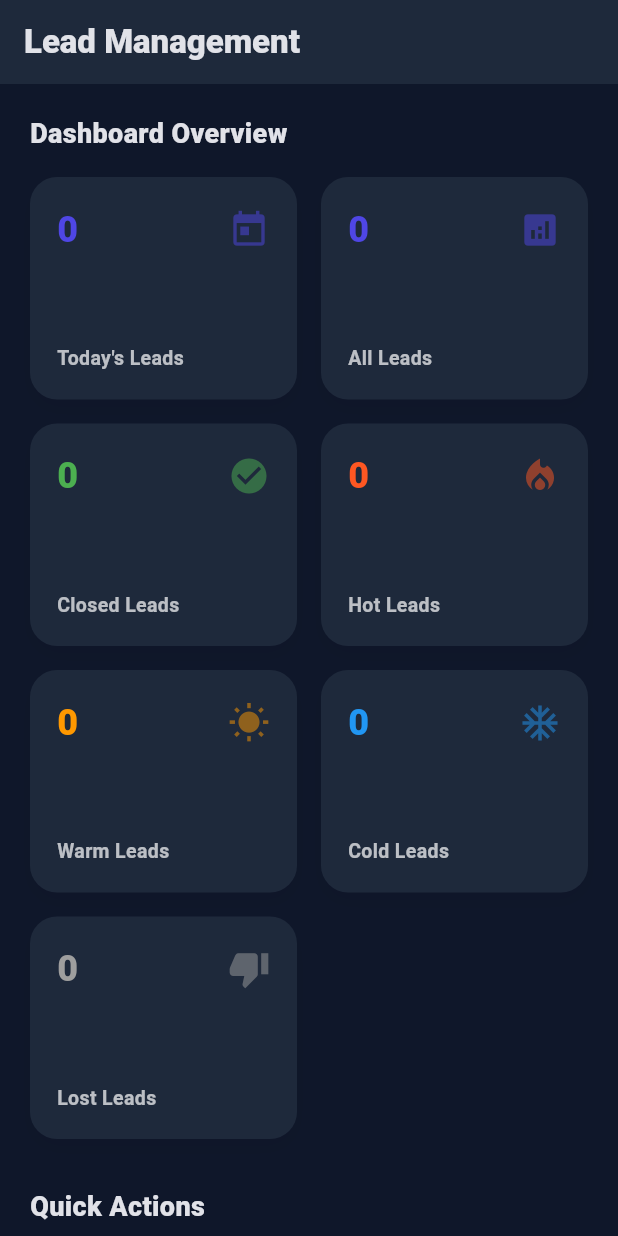
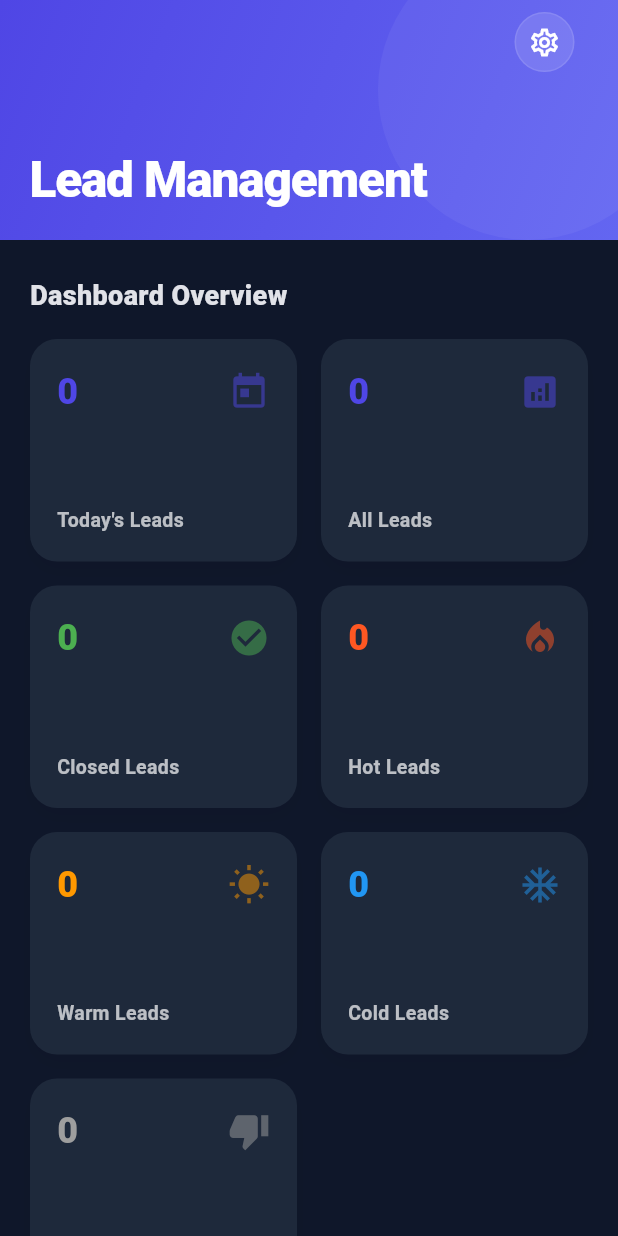
Before and after one commit to bhojanevaibhav00-create/task_mvp, a Flutter app: the LeadDashboardScreen screen opened by its route, on a phone screen of 412 x 824 dp. Run offline on Flutter 3.47's test engine with Material 3 defaults, Android fonts, the phone set to English and light mode, and no system bars; our stand-ins replace cloud_firestore, csv, drift, drift_flutter, firebase_auth, firebase_core and 9 more; accounts and stored records are empty; generated files the repository leaves out were written again.

Commit message:
Implemented premium Lead Dashboard UI with SliverAppBar

```diff
--- a/lib/features/leads/presentation/screens/lead_dashboard_screen.dart
+++ b/lib/features/leads/presentation/screens/lead_dashboard_screen.dart
@@ -2,6 +2,7 @@ import 'package:flutter/material.dart';
 import 'package:flutter_riverpod/flutter_riverpod.dart';
 import 'package:go_router/go_router.dart';
 import 'package:cloud_firestore/cloud_firestore.dart';
+import 'package:task_mvp/features/dashboard/settings/presentation/screens/settings_screen.dart';
 
 import '../../../../core/constants/app_colors.dart';
 import '../../../../core/providers/database_provider.dart';
@@ -28,7 +29,30 @@ final leadSummaryProvider = StreamProvider<Map<String, int>>((ref) {
     };
   });
 });
-
+Widget _appBarAction({
+  required IconData icon,
+  required VoidCallback onTap,
+}) {
+  return Padding(
+    padding: const EdgeInsets.symmetric(horizontal: 4.0),
+    child: Container(
+      margin: const EdgeInsets.all(8),
+      decoration: BoxDecoration(
+        color: Colors.white.withOpacity(0.12), // Subtle transparent white
+        shape: BoxShape.circle,
+        border: Border.all(
+          color: Colors.white.withOpacity(0.1),
+          width: 1,
+        ),
+      ),
+      child: IconButton(
+        icon: Icon(icon, color: Colors.white, size: 22),
+        onPressed: onTap,
+        splashRadius: 24,
+      ),
+    ),
+  );
+}
 class LeadDashboardScreen extends ConsumerWidget {
   const LeadDashboardScreen({super.key});
 
@@ -38,29 +62,88 @@ class LeadDashboardScreen extends ConsumerWidget {
     final summaryAsync = ref.watch(leadSummaryProvider);
 
     return Scaffold(
-      backgroundColor: isDark ? AppColors.scaffoldDark : const Color(0xFFF8F9FD),
-      appBar: AppBar(
-        title: const Text(
-          "Lead Management",
-          style: TextStyle(fontWeight: FontWeight.w800),
+  backgroundColor: isDark ? AppColors.scaffoldDark : const Color(0xFFF8F9FD),
+  body: CustomScrollView(
+    physics: const BouncingScrollPhysics(),
+    slivers: [
+      // ================= PREMIUM SLIVER APP BAR =================
+      SliverAppBar(
+        pinned: true,
+        expandedHeight: 160,
+        stretch: true,
+        backgroundColor: AppColors.primary,
+        elevation: 0,
+        flexibleSpace: FlexibleSpaceBar(
+          stretchModes: const [
+            StretchMode.zoomBackground,
+            StretchMode.blurBackground,
+          ],
+          titlePadding: const EdgeInsets.only(left: 20, bottom: 18),
+          title: const Text(
+            'Lead Management',
+            style: TextStyle(
+              fontSize: 22,
+              fontWeight: FontWeight.w900,
+              color: Colors.white,
+              letterSpacing: -0.5,
+            ),
+          ),
+          background: Stack(
+            fit: StackFit.expand,
+            children: [
+              // Premium Gradient Background
+              Container(
+                decoration: const BoxDecoration(
+                  gradient: LinearGradient(
+                    colors: [AppColors.primary, Color(0xFF6366F1)],
+                    begin: Alignment.topLeft,
+                    end: Alignment.bottomRight,
+                  ),
+                ),
+              ),
+              // Abstract Design Element for depth
+              Positioned(
+                top: -40,
+                right: -40,
+                child: CircleAvatar(
+                  radius: 100,
+                  backgroundColor: Colors.white.withOpacity(0.05),
+                ),
+              ),
+            ],
+          ),
         ),
-        backgroundColor: isDark ? AppColors.cardDark : Colors.white,
-        elevation: 0,
+        actions: [
+          _appBarAction(
+            icon: Icons.settings_outlined,
+            onTap: () => Navigator.push(
+              context,
+              MaterialPageRoute(builder: (context) => const SettingsScreen()),
+            ),
+          ),
+          const SizedBox(width: 12),
+        ],
       ),
-      body: summaryAsync.when(
-        loading: () => const Center(child: CircularProgressIndicator()),
-        error: (err, stack) => Center(child: Text("Error loading data: $err")),
-        data: (counts) => SingleChildScrollView(
-          padding: const EdgeInsets.all(20),
-          child: Column(
-            crossAxisAlignment: CrossAxisAlignment.start,
-            children: [
+
+      // ================= DASHBOARD BODY =================
+      summaryAsync.when(
+        loading: () => const SliverFillRemaining(
+          child: Center(child: CircularProgressIndicator()),
+        ),
+        error: (err, stack) => SliverFillRemaining(
+          child: Center(child: Text("Error loading data: $err")),
+        ),
+        data: (counts) => SliverPadding(
+          padding: const EdgeInsets.fromLTRB(20, 24, 20, 100),
+          sliver: SliverList(
+            delegate: SliverChildListDelegate([
               const Text(
                 "Dashboard Overview",
                 style: TextStyle(fontSize: 18, fontWeight: FontWeight.w800),
               ),
               const SizedBox(height: 16),
 
+              // ✅ GRID VIEW (Maintained with your logic)
               GridView.count(
                 shrinkWrap: true,
                 physics: const NeverScrollableScrollPhysics(),
@@ -113,7 +196,6 @@ class LeadDashboardScreen extends ConsumerWidget {
               ),
 
               const SizedBox(height: 32),
-
               const Text(
                 "Quick Actions",
                 style: TextStyle(fontSize: 18, fontWeight: FontWeight.w800),
@@ -127,11 +209,13 @@ class LeadDashboardScreen extends ConsumerWidget {
                     child: ElevatedButton.icon(
                       onPressed: () => context.push('/add-lead'),
                       icon: const Icon(Icons.add, color: Colors.white),
-                      label: const Text("Add Lead", style: TextStyle(color: Colors.white)),
+                      label: const Text("Add Lead",
+                          style: TextStyle(color: Colors.white)),
                       style: ElevatedButton.styleFrom(
                         padding: const EdgeInsets.symmetric(vertical: 14),
                         backgroundColor: AppColors.primary,
-                        shape: RoundedRectangleBorder(borderRadius: BorderRadius.circular(14)),
+                        shape: RoundedRectangleBorder(
+                            borderRadius: BorderRadius.circular(14)),
                       ),
                     ),
                   ),
@@ -144,7 +228,8 @@ class LeadDashboardScreen extends ConsumerWidget {
                       style: OutlinedButton.styleFrom(
                         padding: const EdgeInsets.symmetric(vertical: 14),
                         side: BorderSide(color: AppColors.primary),
-                        shape: RoundedRectangleBorder(borderRadius: BorderRadius.circular(14)),
+                        shape: RoundedRectangleBorder(
+                            borderRadius: BorderRadius.circular(14)),
                       ),
                     ),
                   ),
@@ -153,28 +238,30 @@ class LeadDashboardScreen extends ConsumerWidget {
 
               const SizedBox(height: 16),
 
-              // ✅ NEW: PERFORMANCE REPORTS ACTION
+              // ✅ PERFORMANCE REPORTS ACTION
               SizedBox(
                 width: double.infinity,
                 child: ElevatedButton.icon(
                   onPressed: () => context.push('/lead-reports'),
                   icon: const Icon(Icons.bar_chart, color: Colors.white),
-                  label: const Text(
-                    "Performance Reports",
-                    style: TextStyle(color: Colors.white, fontWeight: FontWeight.bold)
-                  ),
+                  label: const Text("Performance Reports",
+                      style: TextStyle(
+                          color: Colors.white, fontWeight: FontWeight.bold)),
                   style: ElevatedButton.styleFrom(
                     padding: const EdgeInsets.symmetric(vertical: 16),
                     backgroundColor: Colors.indigo,
-                    shape: RoundedRectangleBorder(borderRadius: BorderRadius.circular(14)),
+                    shape: RoundedRectangleBorder(
+                        borderRadius: BorderRadius.circular(14)),
                   ),
                 ),
               ),
-            ],
+            ]),
           ),
         ),
       ),
-    );
+    ],
+  ),
+);
   }
 }
 
```
